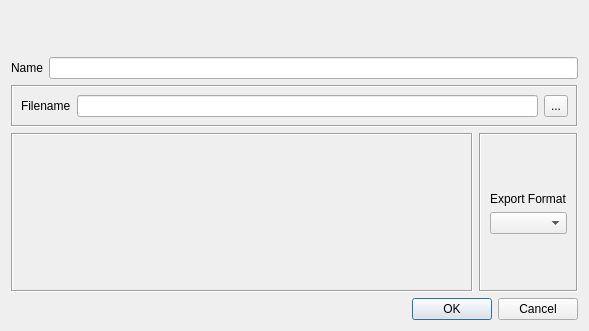
chris2511/xca, file ui/ExportDialog.ui: the form before one commit.
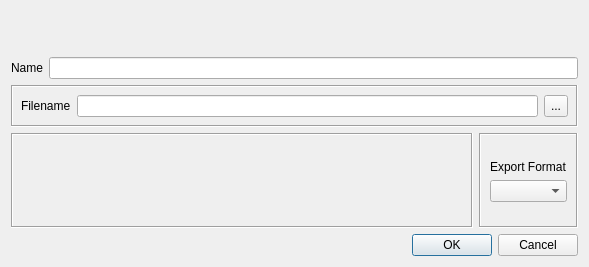
The form after the commit. Custom widgets are drawn as their Qt base class.

Commit message: Resize certificate export dialog

Diff of the .ui file:
```diff
--- a/ui/ExportDialog.ui
+++ b/ui/ExportDialog.ui
@@ -7,7 +7,7 @@
     <x>0</x>
     <y>0</y>
     <width>589</width>
-    <height>331</height>
+    <height>267</height>
    </rect>
   </property>
   <property name="windowTitle">
```
